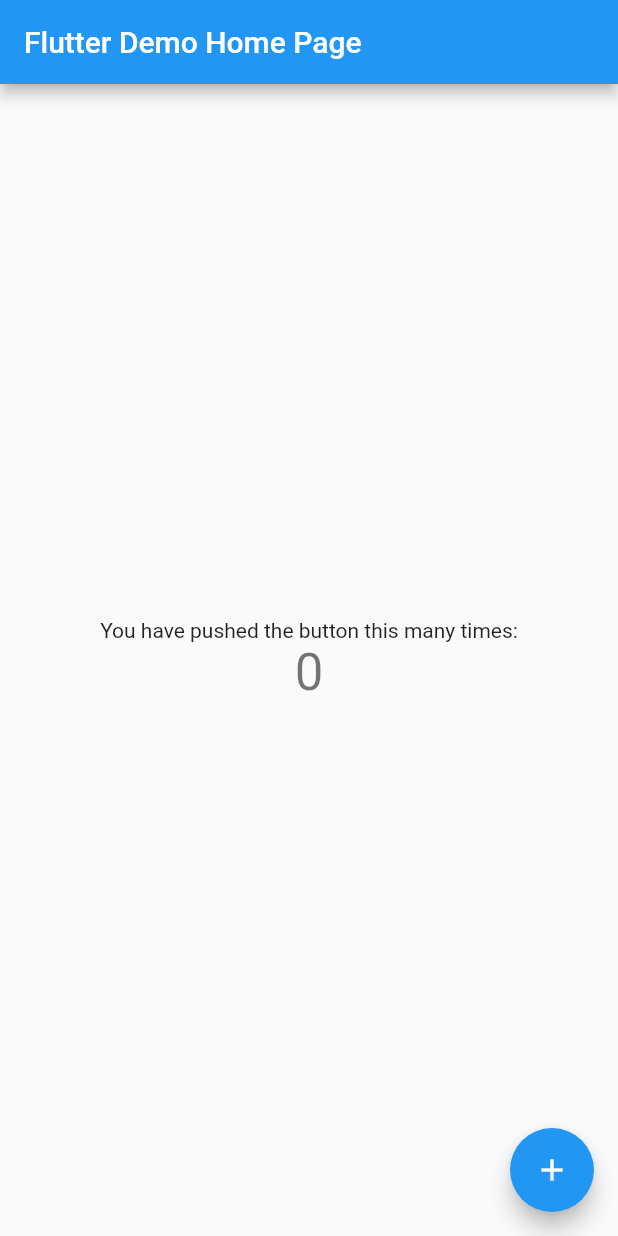
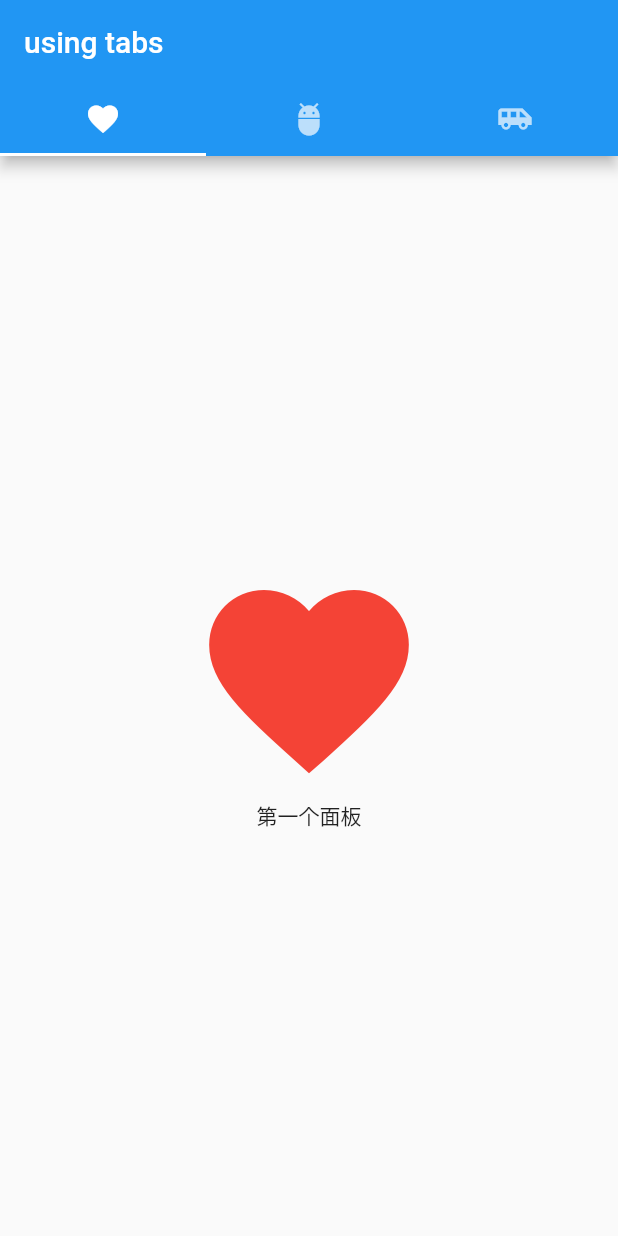
Before and after one commit to Frank1e0927/flutter-practice, a Flutter app: the screen it shows after launch, on a phone screen of 412 x 824 dp. Run offline on Flutter 3.47's test engine with Material 2 defaults, Android fonts, the phone set to English and light mode, and no system bars.

Commit message:
tabs learning

```diff
--- a/lib/main.dart
+++ b/lib/main.dart
@@ -1,4 +1,7 @@
 import 'package:flutter/material.dart';
+import 'package:flutter_practice/routes/FirstScreen.dart';
+import 'package:flutter_practice/routes/SecondScreen.dart';
+import 'package:flutter_practice/routes/ThirdScreen.dart';
 
 void main() => runApp(MyApp());
 
@@ -20,7 +23,54 @@ class MyApp extends StatelessWidget {
         // is not restarted.
         primarySwatch: Colors.blue,
       ),
-      home: MyHomePage(title: 'Flutter Demo Home Page'),
+      home: new MyHome(),
+    );
+  }
+}
+
+class MyHome extends StatefulWidget {
+  @override
+  MyHomeState createState() => new MyHomeState();
+}
+
+class MyHomeState extends State<MyHome> with SingleTickerProviderStateMixin {
+  TabController controller;
+
+  @override
+  void initState() {
+    super.initState();
+    controller = new TabController(length: 3, vsync: this);
+  }
+
+  @override
+  void dispose() {
+    controller.dispose();
+    super.dispose();
+  }
+
+  TabBar getTabBar() {
+    return new TabBar(tabs: <Tab>[
+      new Tab(icon: new Icon(Icons.favorite)),
+      new Tab(icon: new Icon(Icons.adb)),
+      new Tab(icon: new Icon(Icons.airport_shuttle),)
+    ],
+    controller: controller,
+    );
+  }
+
+  TabBarView getTabBarView(var tabs) {
+    return new TabBarView(children: tabs, controller: controller);
+  }
+
+  @override
+  Widget build(BuildContext context) {
+    return new Scaffold(
+      appBar: new AppBar(
+        title: new Text("using tabs"),
+        backgroundColor: Colors.blue,
+        bottom: getTabBar(),
+      ),
+      body: getTabBarView(<Widget>[new First(), new Second(), new Third()]),
     );
   }
 }
--- /dev/null
+++ b/lib/routes/FirstScreen.dart
@@ -0,0 +1,22 @@
+import 'package:flutter/material.dart';
+
+class First extends StatelessWidget {
+  @override
+  Widget build(BuildContext context) {
+    return new Container(
+      child: new Center(
+        child: new Column(
+          mainAxisAlignment: MainAxisAlignment.center,
+          children: <Widget>[
+            new Icon(
+              Icons.favorite,
+              size: 160.0,
+              color: Colors.red,
+            ),
+            new Text("第一个面板")
+          ],
+        ),
+      ),
+    );
+  }
+}
```
Also changed, not shown: lib/routes/SecondScreen.dart (added, +23 -0 lines), lib/routes/ThirdScreen.dart (added, +23 -0 lines), 1 other file.
